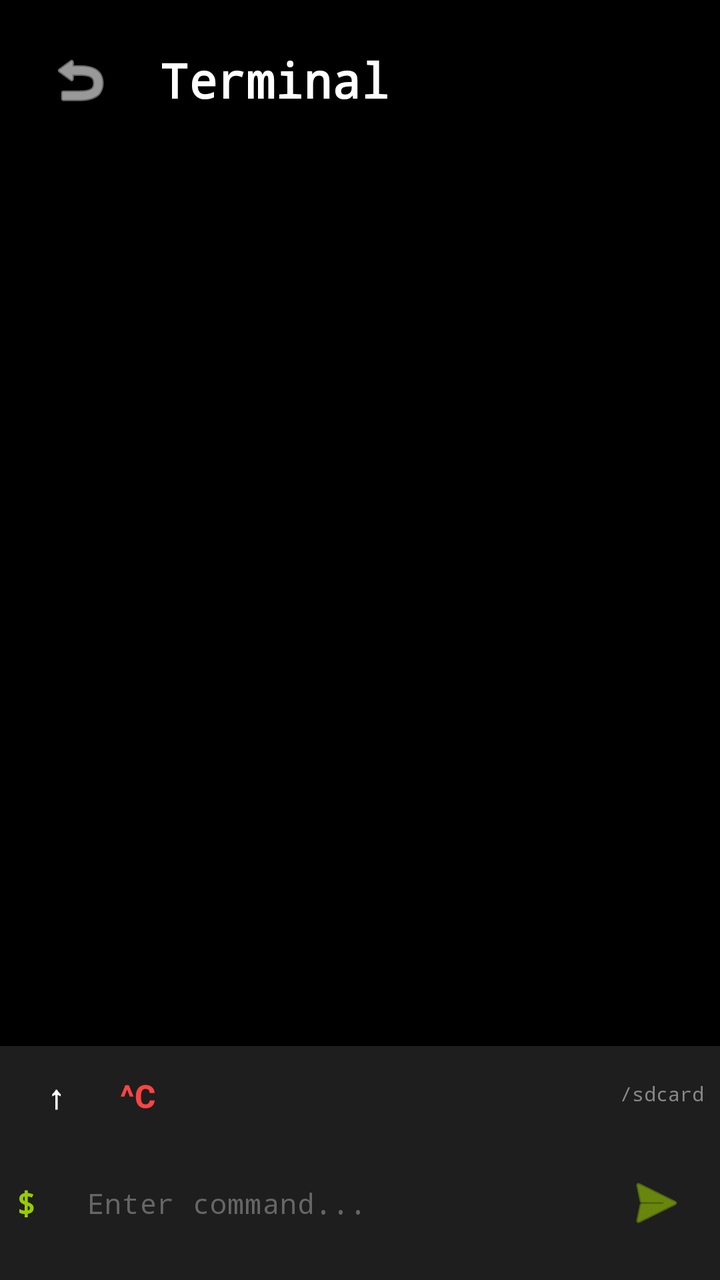
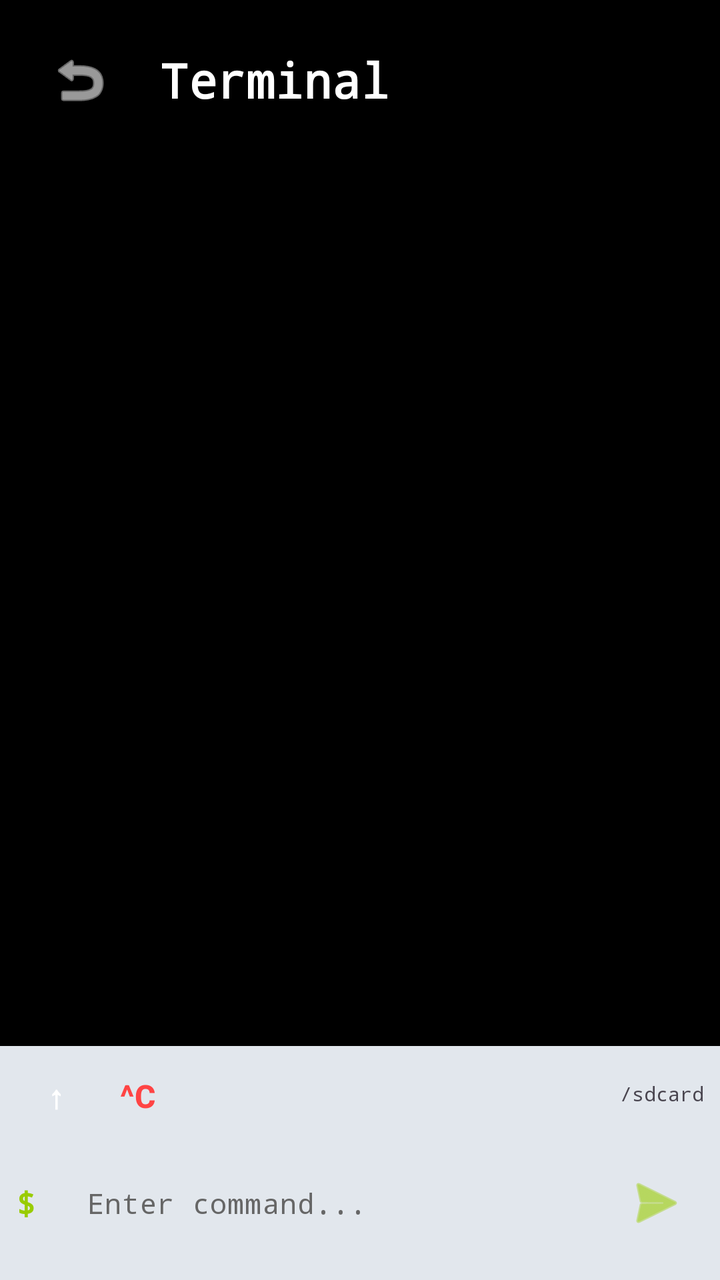

An Android layout rendered at two revisions. The XML below is the earlier revision; the diff shows what the commit changed to produce the second picture.
<!-- AndroidManifest.xml: activity theme Theme.Smartwatch -->
<!-- res/layout/activity_terminal.xml -->
<?xml version="1.0" encoding="utf-8"?>
<LinearLayout xmlns:android="http://schemas.android.com/apk/res/android"
    xmlns:app="http://schemas.android.com/apk/res-auto"
    android:layout_width="match_parent"
    android:layout_height="match_parent"
    android:background="@android:color/black"
    android:orientation="vertical">

    
    <LinearLayout
        android:layout_width="match_parent"
        android:layout_height="wrap_content"
        android:gravity="center_vertical"
        android:orientation="horizontal"
        android:padding="16dp">

        <ImageButton
            android:id="@+id/btnBack"
            android:layout_width="48dp"
            android:layout_height="48dp"
            android:background="?attr/selectableItemBackgroundBorderless"
            android:src="@android:drawable/ic_menu_revert"
            android:contentDescription="Back"
            app:tint="@android:color/white" />

        <TextView
            android:layout_width="wrap_content"
            android:layout_height="wrap_content"
            android:layout_marginStart="16dp"
            android:fontFamily="monospace"
            android:text="@string/menu_terminal"
            android:textColor="@android:color/white"
            android:textSize="24sp"
            android:textStyle="bold" />
    </LinearLayout>

    
    <com.google.android.material.card.MaterialCardView
        android:id="@+id/cardPermissionInfo"
        android:layout_width="match_parent"
        android:layout_height="wrap_content"
        android:layout_marginHorizontal="16dp"
        android:layout_marginBottom="8dp"
        android:visibility="gone"
        app:cardBackgroundColor="#1E1E1E"
        app:cardCornerRadius="8dp"
        app:strokeWidth="0dp">

        <LinearLayout
            android:layout_width="match_parent"
            android:layout_height="wrap_content"
            android:orientation="vertical"
            android:padding="12dp">

            <TextView
                android:id="@+id/tvPermissionLevel"
                android:layout_width="wrap_content"
                android:layout_height="wrap_content"
                android:fontFamily="monospace"
                android:text="@string/terminal_perm_shizuku"
                android:textColor="@android:color/holo_green_light"
                android:textSize="14sp"
                android:textStyle="bold" />

            <TextView
                android:id="@+id/tvUid"
                android:layout_width="wrap_content"
                android:layout_height="wrap_content"
                android:fontFamily="monospace"
                android:text="UID: 2000"
                android:textColor="#AAAAAA"
                android:textSize="12sp" />

            <TextView
                android:id="@+id/tvWarning"
                android:layout_width="wrap_content"
                android:layout_height="wrap_content"
                android:layout_marginTop="4dp"
                android:fontFamily="monospace"
                android:text="@string/terminal_limited_perms"
                android:textColor="@android:color/holo_orange_light"
                android:textSize="11sp"
                android:visibility="gone" />
        </LinearLayout>
    </com.google.android.material.card.MaterialCardView>

    
    <androidx.core.widget.NestedScrollView
        android:id="@+id/scrollViewTerminal"
        android:layout_width="match_parent"
        android:layout_height="0dp"
        android:layout_weight="1"
        android:fillViewport="true"
        android:paddingHorizontal="16dp">

        <TextView
            android:id="@+id/tvTerminalOutput"
            android:layout_width="match_parent"
            android:layout_height="wrap_content"
            android:fontFamily="monospace"
            android:textColor="#CCCCCC"
            android:textSize="12sp" />
    </androidx.core.widget.NestedScrollView>

    
    <LinearLayout
        android:layout_width="match_parent"
        android:layout_height="wrap_content"
        android:background="#1E1E1E"
        android:orientation="vertical">

        
        <LinearLayout
            android:layout_width="match_parent"
            android:layout_height="wrap_content"
            android:gravity="center_vertical"
            android:orientation="horizontal"
            android:paddingHorizontal="8dp"
            android:paddingTop="4dp">

            <com.google.android.material.button.MaterialButton
                android:id="@+id/btnHistoryUp"
                android:layout_width="40dp"
                android:layout_height="40dp"
                android:background="?attr/selectableItemBackgroundBorderless"
                android:text="@string/symbol_up"
                android:textColor="@android:color/white"
                android:textSize="16sp"
                android:textStyle="bold"
                style="@style/Widget.Material3.Button.TextButton" />

            <com.google.android.material.button.MaterialButton
                android:id="@+id/btnCtrlC"
                android:layout_width="wrap_content"
                android:layout_height="40dp"
                android:paddingHorizontal="12dp"
                android:background="?attr/selectableItemBackgroundBorderless"
                android:text="^C"
                android:textColor="@android:color/holo_red_light"
                android:textSize="16sp"
                android:textStyle="bold"
                android:minWidth="0dp"
                android:minHeight="0dp"
                style="@style/Widget.Material3.Button.TextButton" />

            <View
                android:layout_width="0dp"
                android:layout_height="1dp"
                android:layout_weight="1" />

            <TextView
                android:id="@+id/tvWorkingDir"
                android:layout_width="wrap_content"
                android:layout_height="wrap_content"
                android:fontFamily="monospace"
                android:text="/sdcard"
                android:textColor="#888888"
                android:textSize="10sp"
                android:maxLines="1"
                android:ellipsize="start" />
        </LinearLayout>

        
        <LinearLayout
            android:layout_width="match_parent"
            android:layout_height="wrap_content"
            android:gravity="center_vertical"
            android:orientation="horizontal"
            android:paddingHorizontal="8dp"
            android:paddingTop="8dp"
            android:paddingBottom="12dp">

            <TextView
                android:layout_width="wrap_content"
                android:layout_height="wrap_content"
                android:fontFamily="monospace"
                android:text="$ "
                android:textColor="@android:color/holo_green_light"
                android:textSize="16sp"
                android:textStyle="bold" />

            <com.google.android.material.textfield.TextInputLayout
                android:layout_width="0dp"
                android:layout_height="wrap_content"
                android:layout_weight="1"
                app:boxBackgroundMode="none"
                app:hintEnabled="false">

                <com.google.android.material.textfield.TextInputEditText
                    android:id="@+id/etCommand"
                    android:layout_width="match_parent"
                    android:layout_height="wrap_content"
                    android:background="@android:color/transparent"
                    android:fontFamily="monospace"
                    android:hint="@string/terminal_input_hint"
                    android:imeOptions="actionDone"
                    android:inputType="text"
                    android:textColor="@android:color/white"
                    android:textColorHint="#666666"
                    android:textSize="14sp" />
            </com.google.android.material.textfield.TextInputLayout>

            <ImageButton
                android:id="@+id/btnSend"
                android:layout_width="48dp"
                android:layout_height="48dp"
                android:background="?attr/selectableItemBackgroundBorderless"
                android:src="@android:drawable/ic_menu_send"
                android:contentDescription="Send"
                app:tint="@android:color/holo_green_light" />
        </LinearLayout>
    </LinearLayout>
</LinearLayout>
<!-- resources referenced by this layout -->
<resources>
  <string name="menu_terminal">Terminal</string>
  <string name="symbol_up">↑</string>
  <string name="terminal_input_hint">Enter command...</string>
  <string name="terminal_limited_perms">⚠ Limited permissions</string>
  <string name="terminal_perm_shizuku">Shizuku (Shell Access)</string>
  <style name="Theme.Smartwatch" parent="Theme.Material3.DayNight.NoActionBar">
          
          <item name="colorPrimary">#3DAADC</item>
          <item name="colorOnPrimary">#FFFFFF</item>
          <item name="colorPrimaryContainer">#D0EEFA</item>
          <item name="colorOnPrimaryContainer">#003549</item>
  
          
          <item name="colorSecondary">#DC3D3D</item>
          <item name="colorOnSecondary">#FFFFFF</item>
          <item name="colorSecondaryContainer">#FFDAD6</item>
          <item name="colorOnSecondaryContainer">#410002</item>
  
          
          <item name="colorTertiary">#22CC88</item>
          <item name="colorOnTertiary">#FFFFFF</item>
          <item name="colorTertiaryContainer">#B8F5DA</item>
          <item name="colorOnTertiaryContainer">#002116</item>
  
          
          <item name="colorSurface">#FAFCFF</item>
          <item name="colorOnSurface">#181C20</item>
          <item name="colorSurfaceVariant">#DCE4EC</item>
          <item name="colorOnSurfaceVariant">#40484F</item>
          <item name="colorSurfaceContainer">#EDF1F7</item>
          <item name="colorSurfaceContainerHigh">#E8ECF2</item>
          <item name="colorSurfaceContainerHighest">#E2E7ED</item>
  
          
          <item name="colorOutline">#70787F</item>
          <item name="colorOutlineVariant">#C0C8CF</item>
  
          
          <item name="colorError">#BA1A1A</item>
          <item name="colorOnError">#FFFFFF</item>
          <item name="colorErrorContainer">#FFDAD6</item>
          <item name="colorOnErrorContainer">#410002</item>
  
          
          <item name="android:navigationBarColor">@android:color/transparent</item>
          <item name="android:statusBarColor">@android:color/transparent</item>
          <item name="android:windowLightStatusBar">true</item>
          <item name="android:windowLayoutInDisplayCutoutMode" tools:targetApi="o_mr1">shortEdges</item>
  
          
          <item name="shapeAppearanceSmallComponent">@style/Shape.Small</item>
          <item name="shapeAppearanceMediumComponent">@style/Shape.Medium</item>
          <item name="shapeAppearanceLargeComponent">@style/Shape.Large</item>
  
          
          <item name="elevationOverlayEnabled">false</item>
      </style>
  <style name="Shape.Small" parent="ShapeAppearance.Material3.SmallComponent">
          <item name="cornerSize">8dp</item>
      </style>
  <style name="Shape.Medium" parent="ShapeAppearance.Material3.MediumComponent">
          <item name="cornerSize">16dp</item>
      </style>
  <style name="Shape.Large" parent="ShapeAppearance.Material3.LargeComponent">
          <item name="cornerSize">24dp</item>
      </style>
</resources>

<!-- the commit's change to res/layout/activity_terminal.xml (unified diff, before → after) -->
@@ -42,7 +42,7 @@
         android:layout_marginHorizontal="16dp"
         android:layout_marginBottom="8dp"
         android:visibility="gone"
-        app:cardBackgroundColor="#1E1E1E"
+        app:cardBackgroundColor="?attr/colorSurfaceContainerHighest"
         app:cardCornerRadius="8dp"
         app:strokeWidth="0dp">
 
@@ -68,7 +68,7 @@
                 android:layout_height="wrap_content"
                 android:fontFamily="monospace"
                 android:text="UID: 2000"
-                android:textColor="#AAAAAA"
+                android:textColor="?android:attr/textColorSecondary"
                 android:textSize="12sp" />
 
             <TextView
@@ -98,7 +98,7 @@
             android:layout_width="match_parent"
             android:layout_height="wrap_content"
             android:fontFamily="monospace"
-            android:textColor="#CCCCCC"
+            android:textColor="?android:attr/textColorPrimary"
             android:textSize="12sp" />
     </androidx.core.widget.NestedScrollView>
 
@@ -106,7 +106,7 @@
     <LinearLayout
         android:layout_width="match_parent"
         android:layout_height="wrap_content"
-        android:background="#1E1E1E"
+        android:background="?attr/colorSurfaceContainerHighest"
         android:orientation="vertical">
 
         
@@ -154,7 +154,7 @@
                 android:layout_height="wrap_content"
                 android:fontFamily="monospace"
                 android:text="/sdcard"
-                android:textColor="#888888"
+                android:textColor="?android:attr/textColorSecondary"
                 android:textSize="10sp"
                 android:maxLines="1"
                 android:ellipsize="start" />
